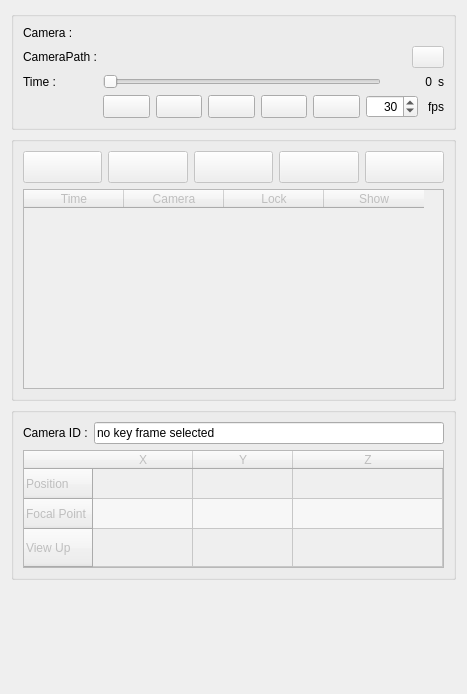
Old version of the form Modules/Loadable/CameraPath/Resources/UI/qSlicerCameraPathModuleWidget.ui in the repository KitwareMedical/Slicer-CameraPath.
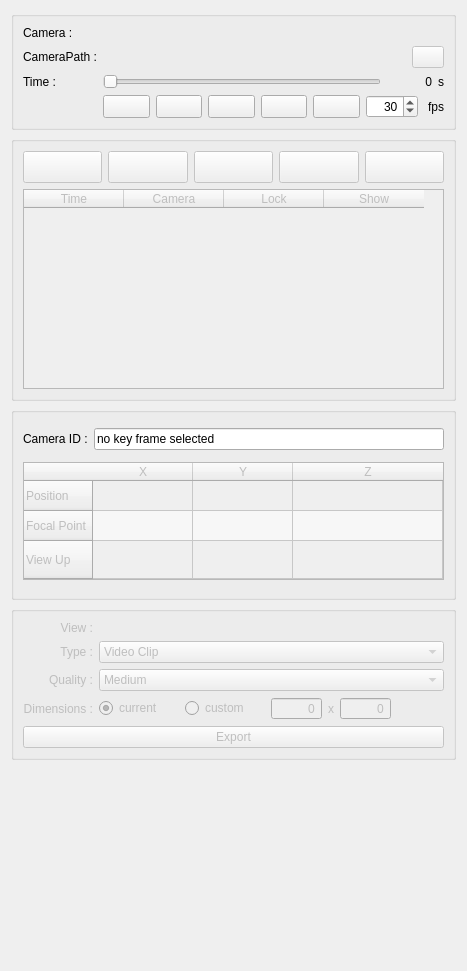
New version of the form. Icons and pictures are not drawn. Custom widgets are drawn as their Qt base class.

Commit message: ENH: Record screenshots/video of camerapath

```diff
--- a/Modules/Loadable/CameraPath/Resources/UI/qSlicerCameraPathModuleWidget.ui
+++ b/Modules/Loadable/CameraPath/Resources/UI/qSlicerCameraPathModuleWidget.ui
@@ -7,7 +7,7 @@
     <x>0</x>
     <y>0</y>
     <width>467</width>
-    <height>694</height>
+    <height>971</height>
    </rect>
   </property>
   <property name="sizePolicy">
@@ -740,6 +740,236 @@
      </layout>
     </widget>
    </item>
+   <item>
+    <widget class="ctkCollapsibleButton" name="exportSection">
+     <property name="enabled">
+      <bool>false</bool>
+     </property>
+     <property name="text" stdset="0">
+      <string>Export</string>
+     </property>
+     <property name="collapsed" stdset="0">
+      <bool>false</bool>
+     </property>
+     <layout class="QGridLayout" name="gridLayout">
+      <item row="0" column="0">
+       <widget class="QLabel" name="exportViewLabel">
+        <property name="text">
+         <string>View :</string>
+        </property>
+        <property name="alignment">
+         <set>Qt::AlignRight|Qt::AlignTrailing|Qt::AlignVCenter</set>
+        </property>
+       </widget>
+      </item>
+      <item row="0" column="1" colspan="6">
+       <widget class="qMRMLNodeComboBox" name="viewComboBox" native="true">
+        <property name="toolTip">
+         <string>Select a view to record</string>
+        </property>
+        <property name="nodeTypes" stdset="0">
+         <stringlist>
+          <string>vtkMRMLViewNode</string>
+         </stringlist>
+        </property>
+        <property name="baseName" stdset="0">
+         <string>View</string>
+        </property>
+        <property name="addEnabled" stdset="0">
+         <bool>false</bool>
+        </property>
+        <property name="renameEnabled" stdset="0">
+         <bool>false</bool>
+        </property>
+       </widget>
+      </item>
+      <item row="1" column="0">
+       <widget class="QLabel" name="exportTypeLabel">
+        <property name="text">
+         <string>Type :</string>
+        </property>
+        <property name="alignment">
+         <set>Qt::AlignRight|Qt::AlignTrailing|Qt::AlignVCenter</set>
+        </property>
+       </widget>
+      </item>
+      <item row="1" column="1" colspan="6">
+       <widget class="QComboBox" name="exportTypeComboBox">
+        <item>
+         <property name="text">
+          <string>Video Clip</string>
+         </property>
+        </item>
+        <item>
+         <property name="text">
+          <string>Screenshots</string>
+         </property>
+        </item>
+       </widget>
+      </item>
+      <item row="2" column="0">
+       <widget class="QLabel" name="exportQualityLabel">
+        <property name="text">
+         <string>Quality :</string>
+        </property>
+        <property name="alignment">
+         <set>Qt::AlignRight|Qt::AlignTrailing|Qt::AlignVCenter</set>
+        </property>
+       </widget>
+      </item>
+      <item row="2" column="1" colspan="6">
+       <widget class="QComboBox" name="exportQualityComboBox">
+        <property name="currentIndex">
+         <number>1</number>
+        </property>
+        <item>
+         <property name="text">
+          <string>Low</string>
+         </property>
+        </item>
+        <item>
+         <property name="text">
+          <string>Medium</string>
+         </property>
+        </item>
+        <item>
+         <property name="text">
+          <string>High</string>
+         </property>
+        </item>
+       </widget>
+      </item>
+      <item row="3" column="0">
+       <widget class="QLabel" name="exportDimensionsLabel">
+        <property name="text">
+         <string>Dimensions :</string>
+        </property>
+        <property name="alignment">
+         <set>Qt::AlignRight|Qt::AlignTrailing|Qt::AlignVCenter</set>
+        </property>
+       </widget>
+      </item>
+      <item row="3" column="1">
+       <widget class="QRadioButton" name="exportCurrentSizeRadioButton">
+        <property name="minimumSize">
+         <size>
+          <width>80</width>
+          <height>0</height>
+         </size>
+        </property>
+        <property name="text">
+         <string>current</string>
+        </property>
+        <property name="checked">
+         <bool>true</bool>
+        </property>
+       </widget>
+      </item>
+      <item row="3" column="2">
+       <widget class="QRadioButton" name="exportCustomSizeRadioButton">
+        <property name="minimumSize">
+         <size>
+          <width>80</width>
+          <height>0</height>
+         </size>
+        </property>
+        <property name="text">
+         <string>custom</string>
+        </property>
+       </widget>
+      </item>
+      <item row="3" column="3">
+       <widget class="QSpinBox" name="exportWidthSpinBox">
+        <property name="enabled">
+         <bool>false</bool>
+        </property>
+        <property name="minimumSize">
+         <size>
+          <width>51</width>
+          <height>0</height>
+         </size>
+        </property>
+        <property name="maximumSize">
+         <size>
+          <width>51</width>
+          <height>16777215</height>
+         </size>
+        </property>
+        <property name="alignment">
+         <set>Qt::AlignRight|Qt::AlignTrailing|Qt::AlignVCenter</set>
+        </property>
+        <property name="buttonSymbols">
+         <enum>QAbstractSpinBox::NoButtons</enum>
+        </property>
+        <property name="maximum">
+         <number>100000</number>
+        </property>
+       </widget>
+      </item>
+      <item row="3" column="4">
+       <widget class="QLabel" name="exportXLabel">
+        <property name="text">
+         <string>x</string>
+        </property>
+        <property name="alignment">
+         <set>Qt::AlignCenter</set>
+        </property>
+       </widget>
+      </item>
+      <item row="3" column="5">
+       <widget class="QSpinBox" name="exportHeightSpinBox">
+        <property name="enabled">
+         <bool>false</bool>
+        </property>
+        <property name="minimumSize">
+         <size>
+          <width>51</width>
+          <height>0</height>
+         </size>
+        </property>
+        <property name="maximumSize">
+         <size>
+          <width>51</width>
+          <height>16777215</height>
+         </size>
+        </property>
+        <property name="alignment">
+         <set>Qt::AlignRight|Qt::AlignTrailing|Qt::AlignVCenter</set>
+        </property>
+        <property name="buttonSymbols">
+         <enum>QAbstractSpinBox::NoButtons</enum>
+        </property>
+        <property name="maximum">
+         <number>100000</number>
+        </property>
+       </widget>
+      </item>
+      <item row="3" column="6">
+       <spacer name="horizontalSpacer">
+        <property name="orientation">
+         <enum>Qt::Horizontal</enum>
+        </property>
+        <property name="sizeType">
+         <enum>QSizePolicy::MinimumExpanding</enum>
+        </property>
+        <property name="sizeHint" stdset="0">
+         <size>
+          <width>10</width>
+          <height>20</height>
+         </size>
+        </property>
+       </spacer>
+      </item>
+      <item row="4" column="0" colspan="7">
+       <widget class="QPushButton" name="exportPushButton">
+        <property name="text">
+         <string>Export</string>
+        </property>
+       </widget>
+      </item>
+     </layout>
+    </widget>
+   </item>
    <item>
     <spacer name="verticalSpacer">
      <property name="orientation">
```
Left out of the diff: 16 changed lines with no effect on the pictures. The commit also changes 2 other files.
